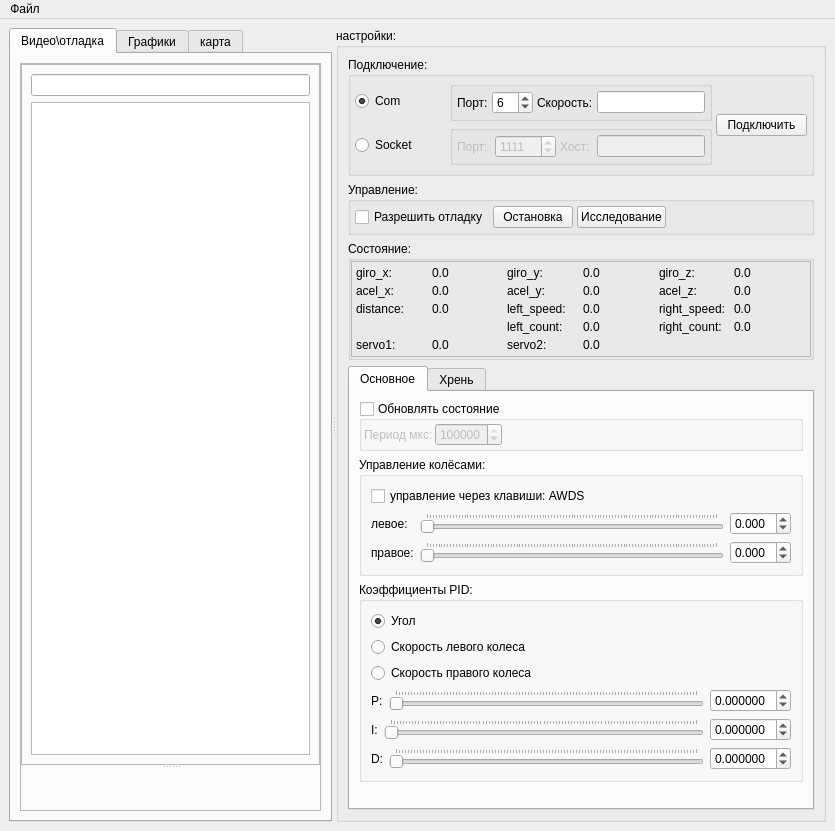
This is python_test/interface/main_window.ui in AlexLexx706/robocar as Qt 5 draws it before an edit. The edited form follows.
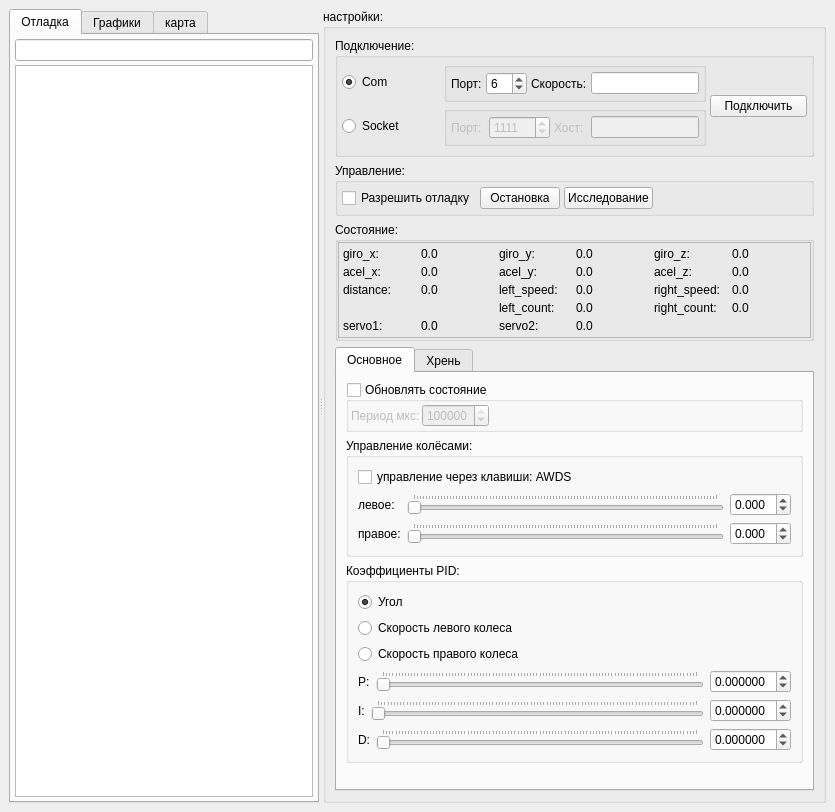
This is the edited form. Icons and pictures are not drawn. Custom widgets are drawn as their Qt base class.

Commit message: Перенёс видео в LidarFrame

The edit to the form file:
```diff
--- a/python_test/interface/main_window.ui
+++ b/python_test/interface/main_window.ui
@@ -7,11 +7,11 @@
     <x>0</x>
     <y>0</y>
     <width>835</width>
-    <height>765</height>
+    <height>749</height>
    </rect>
   </property>
   <property name="windowTitle">
-   <string>MainWindow</string>
+   <string>Управление Машинкой</string>
   </property>
   <widget class="QWidget" name="centralwidget">
    <layout class="QVBoxLayout" name="verticalLayout_9">
@@ -26,75 +26,29 @@
        </property>
        <widget class="QWidget" name="tab_3">
         <attribute name="title">
-         <string>Видео\отладка</string>
+         <string>Отладка</string>
         </attribute>
         <layout class="QVBoxLayout" name="verticalLayout">
+         <property name="spacing">
+          <number>4</number>
+         </property>
+         <property name="margin">
+          <number>4</number>
+         </property>
          <item>
-          <widget class="QSplitter" name="splitter">
-           <property name="frameShape">
-            <enum>QFrame::StyledPanel</enum>
+          <widget class="QLineEdit" name="lineEdit_text"/>
+         </item>
+         <item>
+          <widget class="QPlainTextEdit" name="plainTextEdit_log">
+           <property name="contextMenuPolicy">
+            <enum>Qt::ActionsContextMenu</enum>
            </property>
-           <property name="orientation">
-            <enum>Qt::Vertical</enum>
-           </property>
-           <property name="opaqueResize">
+           <property name="readOnly">
             <bool>true</bool>
            </property>
-           <property name="childrenCollapsible">
+           <property name="centerOnScroll">
             <bool>true</bool>
            </property>
-           <widget class="QFrame" name="frame_keys">
-            <property name="focusPolicy">
-             <enum>Qt::StrongFocus</enum>
-            </property>
-            <property name="frameShape">
-             <enum>QFrame::StyledPanel</enum>
-            </property>
-            <property name="frameShadow">
-             <enum>QFrame::Raised</enum>
-            </property>
-            <layout class="QGridLayout" name="gridLayout_9">
-             <item row="2" column="0" colspan="3">
-              <widget class="QLineEdit" name="lineEdit_text"/>
-             </item>
-             <item row="3" column="0" rowspan="2" colspan="3">
-              <widget class="QPlainTextEdit" name="plainTextEdit_log">
-               <property name="contextMenuPolicy">
-                <enum>Qt::ActionsContextMenu</enum>
-               </property>
-               <property name="readOnly">
-                <bool>true</bool>
-               </property>
-               <property name="centerOnScroll">
-                <bool>true</bool>
-               </property>
-              </widget>
-             </item>
-            </layout>
-           </widget>
-           <widget class="LabelExt" name="label_video">
-            <property name="contextMenuPolicy">
-             <enum>Qt::ActionsContextMenu</enum>
-            </property>
-            <property name="frameShape">
-             <enum>QFrame::NoFrame</enum>
-            </property>
-            <property name="text">
-             <string/>
-            </property>
-            <property name="pixmap">
-             <pixmap resource="res.qrc">:/res/Video.png</pixmap>
-            </property>
-            <property name="scaledContents">
-             <bool>true</bool>
-            </property>
-            <property name="alignment">
-             <set>Qt::AlignCenter</set>
-            </property>
-            <property name="wordWrap">
-             <bool>false</bool>
-            </property>
-           </widget>
           </widget>
          </item>
         </layout>
@@ -1217,22 +1171,6 @@
     </item>
    </layout>
   </widget>
-  <widget class="QMenuBar" name="menubar">
-   <property name="geometry">
-    <rect>
-     <x>0</x>
-     <y>0</y>
-     <width>835</width>
-     <height>21</height>
-    </rect>
-   </property>
-   <widget class="QMenu" name="menuAfqk">
-    <property name="title">
-     <string>Файл</string>
-    </property>
-   </widget>
-   <addaction name="menuAfqk"/>
-  </widget>
   <action name="action_reset_camera">
    <property name="text">
     <string>Сбросить камеру</string>
@@ -1250,11 +1188,6 @@
   </action>
  </widget>
  <customwidgets>
-  <customwidget>
-   <class>LabelExt</class>
-   <extends>QLabel</extends>
-   <header>label_ext</header>
-  </customwidget>
   <customwidget>
    <class>SceneView</class>
    <extends>QGraphicsView</extends>
```
The commit also changes 8 other files.
